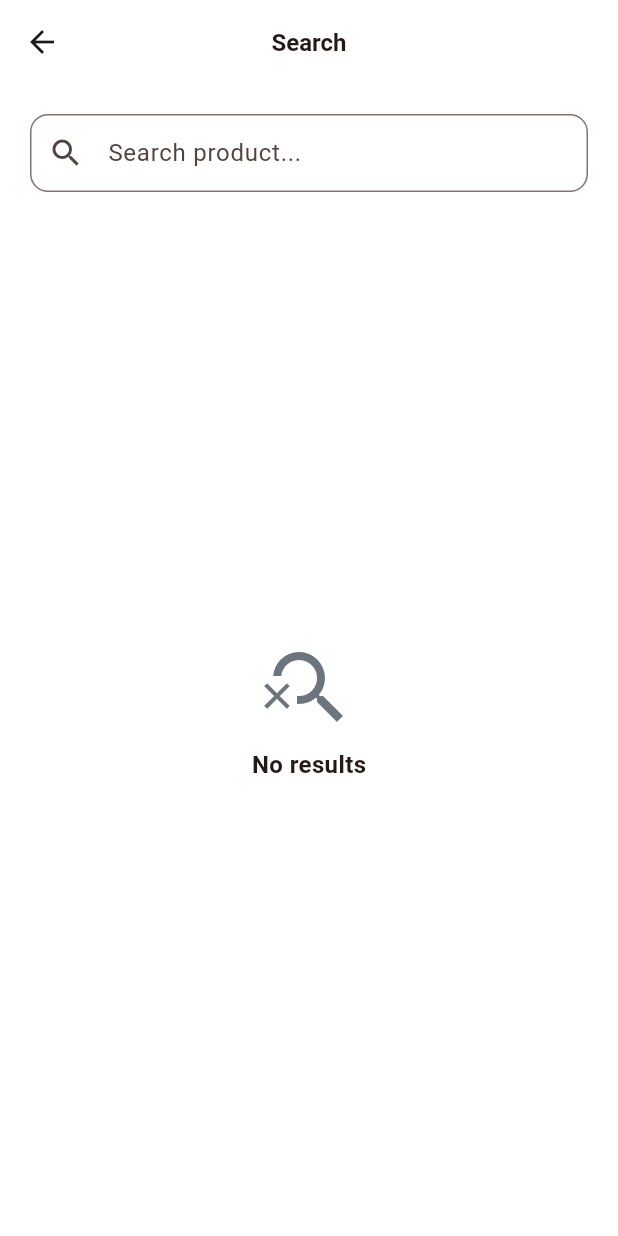
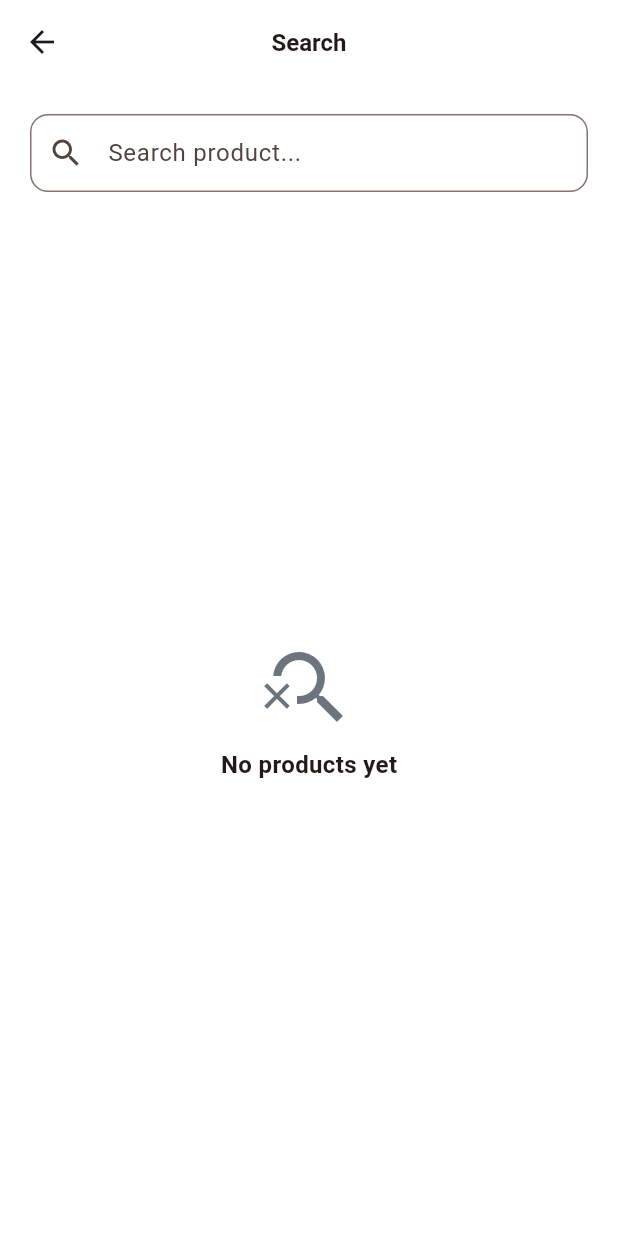
Before and after one commit to NhatToann/delicia, a Flutter app: the ClientOrdersScreen screen opened by its route, after a tap on "Start Shopping", after a tap on "Search products or restaurants", on a phone screen of 412 x 824 dp. Run offline on Flutter 3.47's test engine with Material 3 defaults, Android fonts, the phone set to English and light mode, and no system bars; our stand-ins replace bloc, firebase_auth, firebase_core, firebase_database, flutter_bloc, flutter_map and 7 more; accounts and stored records are empty; statements that could not run were skipped.

Commit message:
fix(client): address 7 UX issues reported in review
- home: fix Bottom overflow 15px — wrap products in a separate
  _ProductsGrid widget with childAspectRatio 0.68 (was 0.7) and pull
  the grid out of the inline builder to keep the outer ListView free
  of rebuild churn
- home: typo fixes — "What do you want eat today" → "What do you want
  to eat today"; "Populer Items" → "Popular Items"
- home: address card no longer claims "Add a delivery address" (which
  implied a real GPS read). Replaced with "Deliver to" + "Choose
  delivery address" + keyboard_arrow_down hint, bg uses the brand
  primary tint, location_on icon
- search: load ALL products on entry (was top 20), then filter
  progressively as the user types. Added OnGetAllProductsEvent /
  ProductsState.allProducts. Empty state now distinguishes "no
  results for query" from "no products yet"
- search: combined query + category filter is now client-side safe
  (realtime DB has no combined index)
- orders: track-delivery button is disabled (greyed out, label
  "Awaiting Restaurant") when the order is still PAID OUT or already
  DELIVERED — taps show a snack explaining live tracking will open
  once a driver is on the way
- orders: add OrderRecord.canTrackDelivery helper
- map_client: when no dispatched/on-the-way order exists, show a
  proper placeholder screen explaining tracking is not available yet
  (was falling through to a half-broken socket init)
- map_delivery: top action row moved into SafeArea so the back button
  is reachable on devices with a notch; replaced the broken
  context.pop() with _safeBack() that checks canPop() and falls back
  to /delivery/home
- map_delivery: removed unused RealtimeService import / field
- auth: login screen back button now uses context.pop() instead of
  context.go('/intro') so it actually returns to the previous screen
  instead of replacing the stack. Switched intro → login/register to
  context.push() so the back button has something to pop

Co-authored-by: Cursor <cursoragent@cursor.com>

```diff
--- a/lib/domain/bloc/products/products_bloc.dart
+++ b/lib/domain/bloc/products/products_bloc.dart
@@ -26,6 +26,7 @@ class ProductsBloc extends Bloc<ProductsEvent, ProductsState> {
         super(const ProductsState()) {
     on<OnGetCategoriesEvent>(_onGetCategories);
     on<OnGetTopProductsEvent>(_onGetTopProducts);
+    on<OnGetAllProductsEvent>(_onGetAllProducts);
     on<OnGetDetailsProductEvent>(_onGetDetailsProduct);
     on<OnSearchProductEvent>(
       _onSearchProduct,
@@ -71,6 +72,36 @@ class ProductsBloc extends Bloc<ProductsEvent, ProductsState> {
     }
   }
 
+  Future<void> _onGetAllProducts(
+    OnGetAllProductsEvent event,
+    Emitter<ProductsState> emit,
+  ) async {
+    emit(state.copyWith(isLoadingSearch: true, error: null));
+    try {
+      final products = await _productsService.getAllProducts();
+      // Only seed the search results when the user hasn't typed
+      // anything yet. This way "show everything first, then filter as
+      // you type" works as expected.
+      if (state.searchQuery.trim().isEmpty) {
+        emit(state.copyWith(
+          allProducts: products,
+          searchResults: products,
+          isLoadingSearch: false,
+        ));
+      } else {
+        emit(state.copyWith(
+          allProducts: products,
+          isLoadingSearch: false,
+        ));
+      }
+    } catch (e) {
+      emit(state.copyWith(
+        isLoadingSearch: false,
+        error: e.toString(),
+      ));
+    }
+  }
+
   Future<void> _onGetDetailsProduct(
     OnGetDetailsProductEvent event,
     Emitter<ProductsState> emit,
@@ -111,13 +142,31 @@ class ProductsBloc extends Bloc<ProductsEvent, ProductsState> {
       error: null,
     ));
     try {
-      final results = query.trim().isEmpty && state.selectedCategoryId.isEmpty
-          ? await _productsService.getTopProducts()
-          : (state.selectedCategoryId.isEmpty
-              ? await _productsService.searchProducts(query)
-              : await _productsService.getProductsByCategory(
-                  state.selectedCategoryId,
-                ));
+      // "Show everything first, filter as the user types" rule:
+      //   - no query + no category  → all products
+      //   - no query + category     → products in that category
+      //   - query + no category     → full-text search
+      //   - query + category        → full-text search (backend filters
+      //     by name; we also filter by category client-side as a safety
+      //     net since the realtime database has no combined index)
+      List<Productsdb> results;
+      final q = query.trim();
+      if (q.isEmpty && state.selectedCategoryId.isEmpty) {
+        results = state.allProducts.isNotEmpty
+            ? state.allProducts
+            : await _productsService.getAllProducts();
+      } else if (q.isEmpty) {
+        results = await _productsService.getProductsByCategory(
+          state.selectedCategoryId,
+        );
+      } else {
+        results = await _productsService.searchProducts(q);
+        if (state.selectedCategoryId.isNotEmpty) {
+          results = results
+              .where((p) => p.categoryId == state.selectedCategoryId)
+              .toList();
+        }
+      }
       emit(state.copyWith(
         searchResults: results,
         isLoadingSearch: false,
--- a/lib/domain/bloc/products/products_event.dart
+++ b/lib/domain/bloc/products/products_event.dart
@@ -11,6 +11,10 @@ class OnGetCategoriesEvent extends ProductsEvent {
 
 class OnGetTopProductsEvent extends ProductsEvent {
   const OnGetTopProductsEvent();
+}
+
+class OnGetAllProductsEvent extends ProductsEvent {
+  const OnGetAllProductsEvent();
 }
 
 class OnGetDetailsProductEvent extends ProductsEvent {
--- a/lib/domain/bloc/products/products_state.dart
+++ b/lib/domain/bloc/products/products_state.dart
@@ -5,6 +5,7 @@ part of 'products_bloc.dart';
 class ProductsState {
   final List<Category> categories;
   final List<Productsdb> topProducts;
+  final List<Productsdb> allProducts;
   final List<Productsdb> searchResults;
   final Productsdb? currentProduct;
   final List<ImageProductdb> currentImages;
@@ -20,6 +21,7 @@ class ProductsState {
   const ProductsState({
     this.categories = const [],
     this.topProducts = const [],
+    this.allProducts = const [],
     this.searchResults = const [],
     this.currentProduct,
     this.currentImages = const [],
@@ -42,6 +44,7 @@ class ProductsState {
   ProductsState copyWith({
     List<Category>? categories,
     List<Productsdb>? topProducts,
+    List<Productsdb>? allProducts,
     List<Productsdb>? searchResults,
     Productsdb? currentProduct,
     bool clearCurrentProduct = false,
@@ -59,6 +62,7 @@ class ProductsState {
     return ProductsState(
       categories: categories ?? this.categories,
       topProducts: topProducts ?? this.topProducts,
+      allProducts: allProducts ?? this.allProducts,
       searchResults: searchResults ?? this.searchResults,
       currentProduct:
           clearCurrentProduct ? null : (currentProduct ?? this.currentProduct),
--- a/lib/domain/models/order_record.dart
+++ b/lib/domain/models/order_record.dart
@@ -39,6 +39,13 @@ class OrderRecord {
   static const String statusDispatched = 'DISPATCHED';
   static const String statusOnWay = 'ON WAY';
   static const String statusDelivered = 'DELIVERED';
+
+  /// Whether the client is allowed to open the live tracking map. Live
+  /// tracking is only useful once a driver has been assigned and is on
+  /// the way. Orders that are still PAID OUT or DELIVERED don't have a
+  /// moving courier, so the button is disabled.
+  bool get canTrackDelivery =>
+      status == statusOnWay || status == statusDispatched;
 
   Map<String, dynamic> toMap() => {
         'clientId': clientId,
--- a/lib/presentation/client/home/home_screen.dart
+++ b/lib/presentation/client/home/home_screen.dart
@@ -75,7 +75,7 @@ class _ClientHomeScreenState extends State<ClientHomeScreen> {
               const Padding(
                 padding: EdgeInsets.only(right: 50.0),
                 child: TextCustom(
-                  'What do you want eat today?',
+                  'What do you want to eat today?',
                   fontSize: 24,
                   maxLines: 2,
                   fontWeight: FontWeight.w500,
@@ -110,7 +110,7 @@ class _ClientHomeScreenState extends State<ClientHomeScreen> {
               ),
               const SizedBox(height: 20),
               const TextCustom(
-                'Populer Items',
+                'Popular Items',
                 fontSize: 21,
                 fontWeight: FontWeight.w500,
               ),
@@ -126,27 +126,7 @@ class _ClientHomeScreenState extends State<ClientHomeScreen> {
                       subtitle: 'Check back later for new items.',
                     );
                   }
-                  return GridView.builder(
-                    shrinkWrap: true,
-                    physics: const NeverScrollableScrollPhysics(),
-                    gridDelegate:
-                        const SliverGridDelegateWithFixedCrossAxisCount(
-                      crossAxisCount: 2,
-                      childAspectRatio: 0.7,
-                      mainAxisSpacing: 12,
-                      crossAxisSpacing: 12,
-                    ),
-                    itemCount: state.topProducts.length,
-                    itemBuilder: (_, i) {
-                      final p = state.topProducts[i];
-                      return ProductCard(
-                        product: p,
-                        onTap: () => context.push(
-                          '/client/details-product/${p.id}',
-                        ),
-                      );
-                    },
-                  );
+                  return _ProductsGrid(products: state.topProducts);
                 },
               ),
               const SizedBox(height: 24),
@@ -164,6 +144,35 @@ class _ClientHomeScreenState extends State<ClientHomeScreen> {
       category: c.category,
     ));
     context.push('/client/search-category', extra: c);
+  }
+}
+
+class _ProductsGrid extends StatelessWidget {
+  final List products;
+  const _ProductsGrid({required this.products});
+
+  @override
+  Widget build(BuildContext context) {
+    return GridView.builder(
+      shrinkWrap: true,
+      physics: const NeverScrollableScrollPhysics(),
+      gridDelegate: const SliverGridDelegateWithFixedCrossAxisCount(
+        crossAxisCount: 2,
+        childAspectRatio: 0.68,
+        mainAxisSpacing: 12,
+        crossAxisSpacing: 12,
+      ),
+      itemCount: products.length,
+      itemBuilder: (_, i) {
+        final p = products[i];
+        return ProductCard(
+          product: p,
+          onTap: () => context.push(
+            '/client/details-product/${p.id}',
+          ),
+        );
+      },
+    );
   }
 }
 
@@ -297,31 +306,38 @@ class _AddressCard extends StatelessWidget {
             height: 50,
             width: 50,
             decoration: BoxDecoration(
-              border: Border.all(color: Colors.grey.shade300),
+              color: ColorsFrave.primaryColor.withValues(alpha: 0.08),
               borderRadius: BorderRadius.circular(12),
             ),
             child: const Icon(
-              Icons.place_outlined,
-              size: 30,
-              color: ColorsFrave.greyText,
+              Icons.location_on_outlined,
+              size: 26,
+              color: ColorsFrave.primaryColor,
             ),
           ),
           const SizedBox(width: 10),
-          Column(
+          Expanded(
+            child: Column(
               crossAxisAlignment: CrossAxisAlignment.start,
               children: const [
                 TextCustom(
-                'Address',
-                fontSize: 13,
+                  'Deliver to',
+                  fontSize: 12,
                   color: ColorsFrave.greyText,
                 ),
                 SizedBox(height: 2),
                 TextCustom(
-                'Add a delivery address',
+                  'Choose delivery address',
                   color: ColorsFrave.primaryColor,
                   fontSize: 15,
+                  fontWeight: FontWeight.w600,
                 ),
               ],
+            ),
+          ),
+          const Icon(
+            Icons.keyboard_arrow_down_rounded,
+            color: ColorsFrave.greyText,
           ),
         ],
       ),
--- a/lib/presentation/client/orders/orders_screen.dart
+++ b/lib/presentation/client/orders/orders_screen.dart
@@ -6,6 +6,7 @@ import '../../../domain/bloc/orders/orders_bloc.dart';
 import '../../components/btn_frave.dart';
 import '../../components/text_custom.dart';
 import '../../helpers/date_custom.dart';
+import '../../helpers/error_message.dart';
 import '../../themes/colors_frave.dart';
 
 /// ClientOrdersScreen — placeholder list of the current client's orders.
@@ -128,8 +129,19 @@ class ClientOrdersScreen extends StatelessWidget {
                   ),
                   const SizedBox(height: 16),
                   BtnFrave(
-                    text: 'Track Delivery',
-                    onPressed: () => context.push('/client/map'),
+                    text: order.canTrackDelivery
+                        ? 'Track Delivery'
+                        : 'Awaiting Restaurant',
+                    color: order.canTrackDelivery
+                        ? ColorsFrave.primaryColor
+                        : ColorsFrave.greyText,
+                    onPressed: order.canTrackDelivery
+                        ? () => context.push('/client/map')
+                        : () => errorMessageSnack(
+                              context,
+                              'Your order has not been dispatched yet. '
+                              'Live tracking will open once it is on the way.',
+                            ),
                   ),
                 ],
               ),
--- a/lib/presentation/client/search/search_for_category_screen.dart
+++ b/lib/presentation/client/search/search_for_category_screen.dart
@@ -37,8 +37,12 @@ class _SearchForCategoryScreenState extends State<SearchForCategoryScreen> {
           idCategory: widget.category!.id,
           category: widget.category!.category,
         ));
+        // Filter the list to this category only.
+        bloc.add(const OnSearchProductEvent(''));
       } else {
-        bloc.add(const OnClearSearchEvent());
+        // Show all products right away, then narrow down as the user
+        // types.
+        bloc.add(const OnGetAllProductsEvent());
       }
     });
   }
@@ -127,18 +131,21 @@ class _SearchForCategoryScreenState extends State<SearchForCategoryScreen> {
                     return const ShimmerProductsGrid();
                   }
                   if (state.searchResults.isEmpty) {
+                    final typed = state.searchQuery.trim().isNotEmpty;
                     return Center(
                       child: Column(
                         mainAxisAlignment: MainAxisAlignment.center,
-                        children: const [
-                          Icon(
+                        children: [
+                          const Icon(
                             Icons.search_off,
                             size: 64,
                             color: ColorsFrave.greyText,
                           ),
-                          SizedBox(height: 8),
+                          const SizedBox(height: 8),
                           TextCustom(
-                            'No results',
+                            typed
+                                ? 'No results for "${state.searchQuery}"'
+                                : 'No products yet',
                             fontWeight: FontWeight.w600,
                           ),
                         ],
@@ -149,7 +156,7 @@ class _SearchForCategoryScreenState extends State<SearchForCategoryScreen> {
                     gridDelegate:
                         const SliverGridDelegateWithFixedCrossAxisCount(
                       crossAxisCount: 2,
-                      childAspectRatio: 0.7,
+                      childAspectRatio: 0.72,
                       mainAxisSpacing: 12,
                       crossAxisSpacing: 12,
                     ),
--- a/lib/presentation/screens/intro/intro_screen.dart
+++ b/lib/presentation/screens/intro/intro_screen.dart
@@ -21,7 +21,7 @@ class IntroScreen extends StatelessWidget {
               Align(
                 alignment: Alignment.centerRight,
                 child: TextButton(
-                  onPressed: () => context.go('/login'),
+                  onPressed: () => context.push('/login'),
                   child: const TextCustom(
                     'Skip',
                     color: ColorsFrave.greyText,
@@ -51,7 +51,7 @@ class IntroScreen extends StatelessWidget {
               const Spacer(),
               BtnFrave(
                 text: 'Sign in with Email',
-                onPressed: () => context.go('/login'),
+                onPressed: () => context.push('/login'),
               ),
               const SizedBox(height: 12),
               BtnFrave(
--- a/lib/presentation/screens/login/login_screen.dart
+++ b/lib/presentation/screens/login/login_screen.dart
@@ -69,7 +69,7 @@ class _LoginScreenState extends State<LoginScreen> {
               children: [
                 IconButton(
                   icon: const Icon(Icons.arrow_back_ios_new_outlined),
-                  onPressed: () => context.go('/intro'),
+                  onPressed: () => context.pop(),
                 ),
                 const SizedBox(height: 16),
                 const Icon(
```
Also changed, not shown: lib/presentation/client/map/map_client_screen.dart (+56 -0 lines), lib/presentation/delivery/map/map_delivery_screen.dart (+68 -25 lines). Lines whose indentation alone changed are shown as unchanged.
